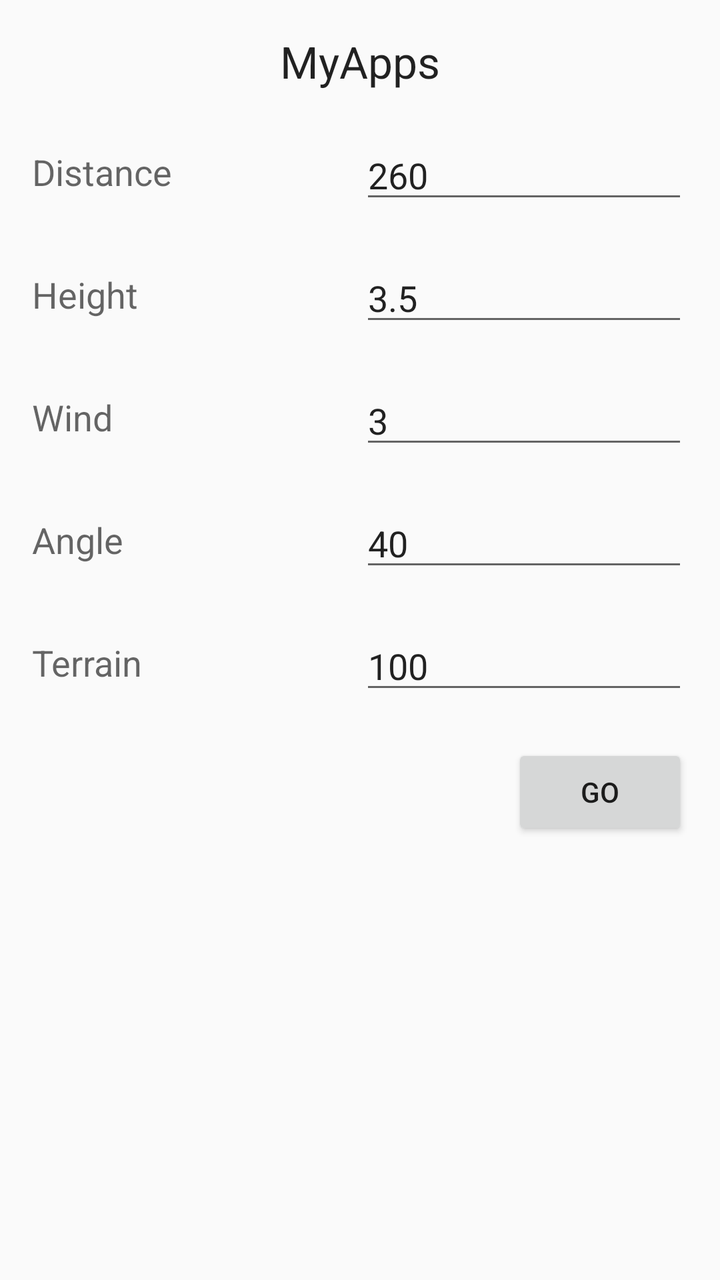
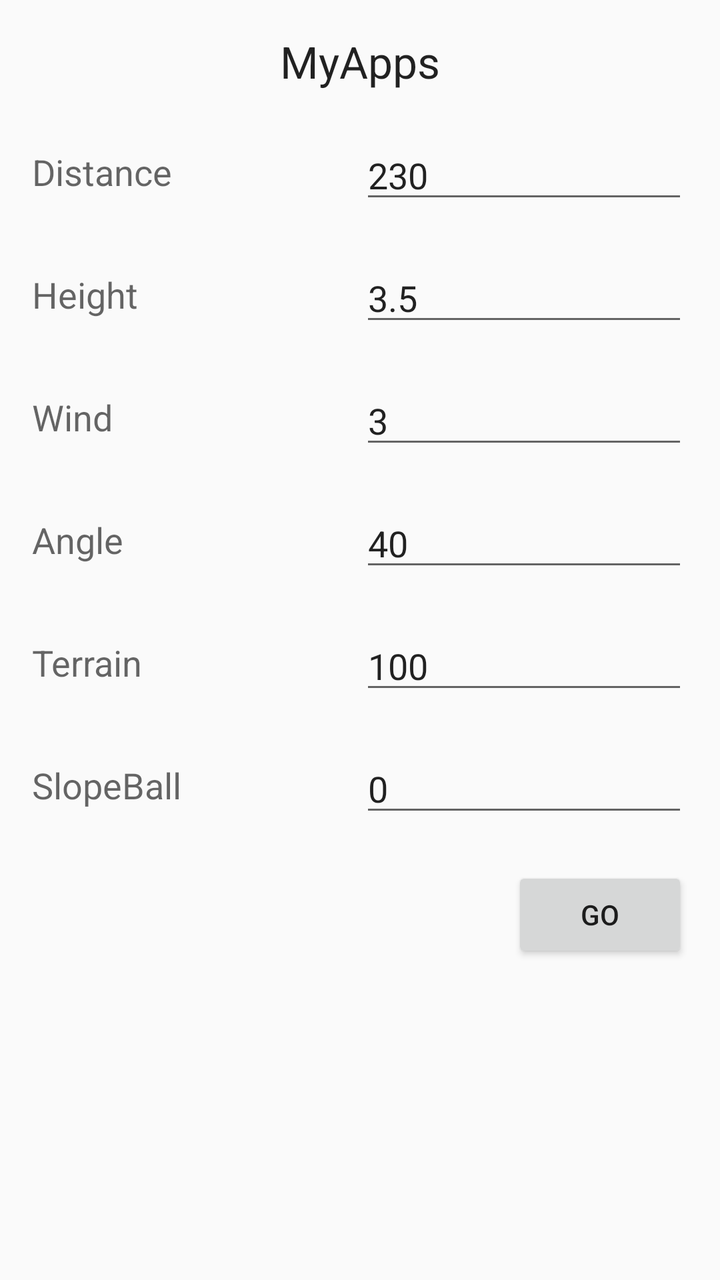

Before-and-after screenshots of an Android layout around one commit, followed by the original layout XML and the change that was made.
<!-- AndroidManifest.xml: application theme AppTheme -->
<!-- res/layout/activity_main.xml -->
<LinearLayout xmlns:android="http://schemas.android.com/apk/res/android"
    xmlns:tools="http://schemas.android.com/tools" android:layout_width="match_parent"
    android:layout_height="match_parent" android:paddingLeft="@dimen/activity_horizontal_margin"
    android:paddingRight="@dimen/activity_horizontal_margin"
    android:paddingTop="@dimen/activity_vertical_margin"
    android:paddingBottom="@dimen/activity_vertical_margin" tools:context=".MainActivity"
    android:orientation="vertical">

    <TextView
        android:layout_width="wrap_content"
        android:layout_height="wrap_content"
        android:textAppearance="?android:attr/textAppearanceLarge"
        android:text="MyApps"
        android:layout_gravity="center"
        android:id="@+id/textView" />

    <LinearLayout
        android:orientation="horizontal"
        android:layout_width="match_parent"
        android:weightSum="2"
        android:layout_height="wrap_content"
        android:layout_marginTop="20dp">

        <TextView
            android:layout_width="0px"
            android:layout_height="wrap_content"
            android:textAppearance="?android:attr/textAppearanceMedium"
            android:text="Distance"
            android:id="@+id/dis"
            android:layout_gravity="center_vertical"
            android:layout_weight="1" />

        <EditText
            android:layout_width="0px"
            android:layout_height="wrap_content"
            android:textAppearance="?android:attr/textAppearanceMedium"
            android:text="260"
            android:id="@+id/dist"
            android:inputType = "numberDecimal"
            android:layout_weight="1"
            android:layout_gravity="center_vertical" />

    </LinearLayout>

    <LinearLayout
        android:orientation="horizontal"
        android:layout_width="match_parent"
        android:layout_height="wrap_content"
        android:layout_marginTop="20dp">

        <TextView
            android:layout_width="0px"
            android:layout_height="wrap_content"
            android:textAppearance="?android:attr/textAppearanceMedium"
            android:text="Height"
            android:layout_gravity="center_vertical"
            android:layout_weight="1"
            android:id="@+id/textView2" />

        <EditText
            android:layout_width="0px"
            android:layout_height="wrap_content"
            android:id="@+id/height"
            android:inputType = "numberDecimal|numberSigned"
            android:layout_weight="1"
            android:layout_gravity="center_vertical"
            android:text="3.5" />

    </LinearLayout>

    <LinearLayout
        android:orientation="horizontal"
        android:layout_width="match_parent"
        android:layout_height="wrap_content"
        android:layout_marginTop="20dp" >

        <TextView
            android:layout_width="0px"
            android:layout_height="wrap_content"
            android:textAppearance="?android:attr/textAppearanceMedium"
            android:text="Wind"
            android:layout_gravity="center_vertical"
            android:layout_weight="1"
            android:id="@+id/textView3" />

        <EditText
            android:layout_width="0px"
            android:layout_height="wrap_content"
            android:id="@+id/wind"
            android:inputType="number"
            android:layout_weight="1"
            android:layout_gravity="center_vertical"
            android:text="3" />

    </LinearLayout>

    <LinearLayout
        android:orientation="horizontal"
        android:layout_width="match_parent"
        android:layout_height="wrap_content"
        android:layout_marginTop="20dp" >

        <TextView
            android:layout_width="0px"
            android:layout_height="wrap_content"
            android:textAppearance="?android:attr/textAppearanceMedium"
            android:text="Angle"
            android:layout_gravity="center_vertical"
            android:layout_weight="1"
            android:id="@+id/textView4" />

        <EditText
            android:layout_width="0px"
            android:layout_height="wrap_content"
            android:id="@+id/angle"
            android:inputType="numberDecimal"
            android:layout_weight="1"
            android:layout_gravity="center_vertical"
            android:text="40" />
    </LinearLayout>

    <LinearLayout
        android:orientation="horizontal"
        android:layout_width="match_parent"
        android:layout_height="wrap_content"
        android:layout_marginTop="20dp" >

        <TextView
            android:layout_width="0px"
            android:layout_height="wrap_content"
            android:textAppearance="?android:attr/textAppearanceMedium"
            android:text="Terrain"
            android:layout_gravity="center_vertical"
            android:layout_weight="1"
            android:id="@+id/textView5" />

        <EditText
            android:layout_width="0px"
            android:layout_height="wrap_content"
            android:id="@+id/terrain"
            android:inputType="number"
            android:layout_weight="1"
            android:layout_gravity="center_vertical"
            android:text="100" />
    </LinearLayout>

    <Button
        android:layout_width="wrap_content"
        android:layout_height="wrap_content"
        android:text="Go"
        android:id="@+id/calc"
        android:layout_gravity="right"
        android:layout_marginTop="20dp" />

</LinearLayout>
<!-- resources referenced by this layout -->
<resources>
  <dimen name="activity_horizontal_margin">16dp</dimen>
  <dimen name="activity_vertical_margin">16dp</dimen>
  <style name="AppTheme" parent="Theme.AppCompat.Light.NoActionBar">
          
  
      </style>
</resources>

<!-- the commit's change to res/layout/activity_main.xml (unified diff, before → after) -->
@@ -34,7 +34,7 @@
             android:layout_width="0px"
             android:layout_height="wrap_content"
             android:textAppearance="?android:attr/textAppearanceMedium"
-            android:text="260"
+            android:text="230"
             android:id="@+id/dist"
             android:inputType = "numberDecimal"
             android:layout_weight="1"
@@ -144,6 +144,31 @@
             android:text="100" />
     </LinearLayout>
 
+    <LinearLayout
+        android:orientation="horizontal"
+        android:layout_width="match_parent"
+        android:layout_height="wrap_content"
+        android:layout_marginTop="20dp" >
+
+        <TextView
+            android:layout_width="0px"
+            android:layout_height="wrap_content"
+            android:textAppearance="?android:attr/textAppearanceMedium"
+            android:text="SlopeBall"
+            android:layout_gravity="center_vertical"
+            android:layout_weight="1"
+            android:id="@+id/textView19" />
+
+        <EditText
+            android:layout_width="0px"
+            android:layout_height="wrap_content"
+            android:id="@+id/SlopeBall"
+            android:inputType="number"
+            android:layout_weight="1"
+            android:layout_gravity="center_vertical"
+            android:text="0" />
+    </LinearLayout>
+
     <Button
         android:layout_width="wrap_content"
         android:layout_height="wrap_content"
